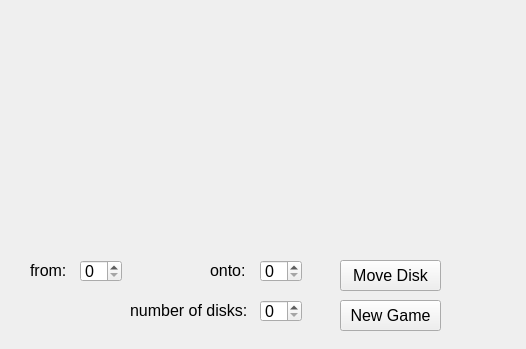
Above: hanoiwidget.ui from rekaehreth/EVA-mf_6_Hanoi before the change. Below: the same form after it.
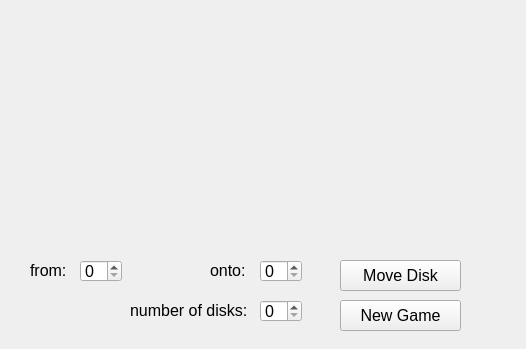
That is the form after the change.

The edit to the form file:
```diff
--- a/hanoiwidget.ui
+++ b/hanoiwidget.ui
@@ -117,7 +117,7 @@
     <rect>
      <x>340</x>
      <y>260</y>
-     <width>101</width>
+     <width>121</width>
      <height>31</height>
     </rect>
    </property>
@@ -135,7 +135,7 @@
     <rect>
      <x>340</x>
      <y>300</y>
-     <width>101</width>
+     <width>121</width>
      <height>31</height>
     </rect>
    </property>
```
Left out of the diff: 4 changed lines with no effect on the pictures.
